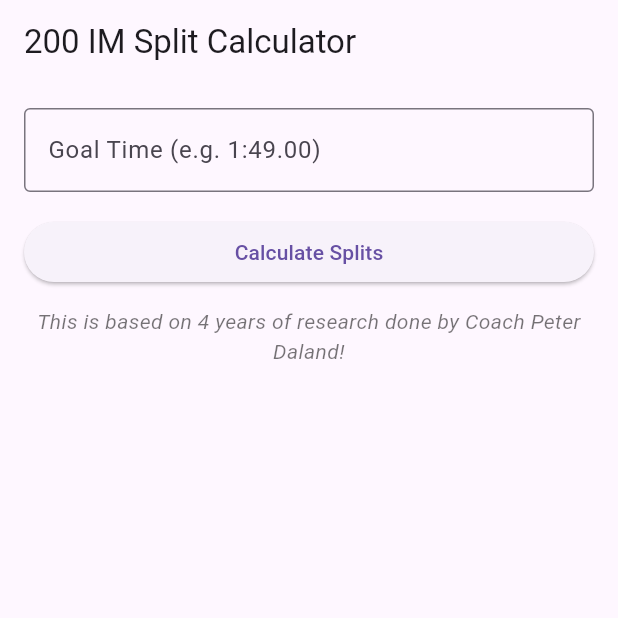
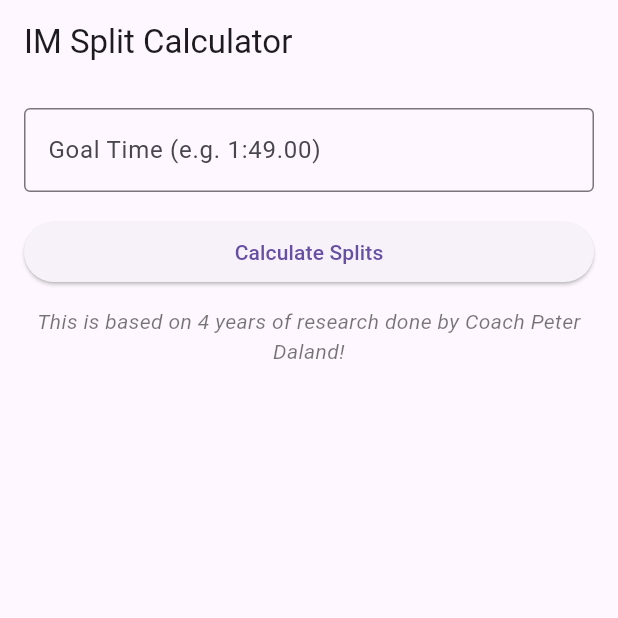
Before and after one commit to isabelleashapiro/mo_200im_calculator, a Flutter app: the screen it shows after launch, on a phone screen of 412 x 824 dp, the top half of it. Run offline on Flutter 3.47's test engine with Material 3 defaults, Android fonts, the phone set to English and light mode, and no system bars.

Commit message:
changed to im

```diff
--- a/lib/main.dart
+++ b/lib/main.dart
@@ -10,7 +10,7 @@ class IMSplitApp extends StatelessWidget {
   @override
   Widget build(BuildContext context) {
     return MaterialApp(
-      title: '200 IM Split Calculator',
+      title: 'IM Split Calculator',
       theme: ThemeData(primarySwatch: Colors.blue),
       home: const SplitCalculator(),
     );
@@ -75,7 +75,7 @@ class _SplitCalculatorState extends State<SplitCalculator> {
   @override
   Widget build(BuildContext context) {
     return Scaffold(
-      appBar: AppBar(title: const Text('200 IM Split Calculator')),
+      appBar: AppBar(title: const Text('IM Split Calculator')),
       body: Padding(
         padding: const EdgeInsets.all(16),
         child: ListView(
```
Also changed, not shown: 19 other files.
